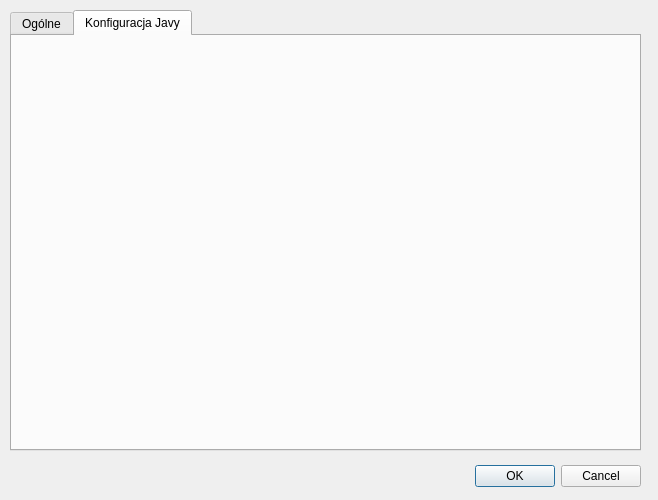
Above: MineCraftManager/configdialog.ui from adamros/MineCraftManager before the change. Below: the same form after it.
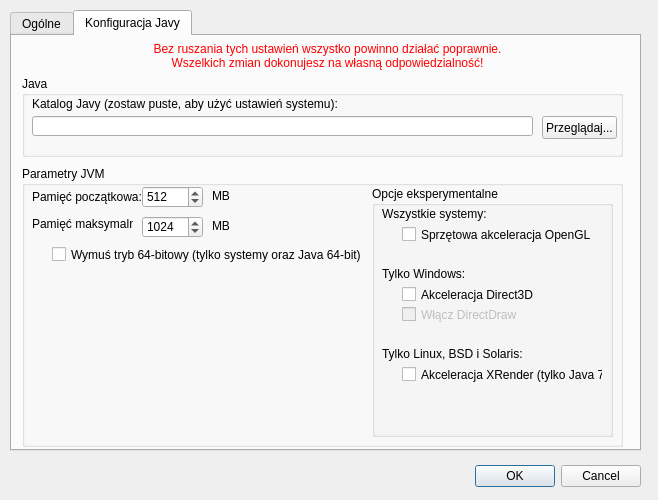
That is the form after the change. The open tabs and pages were chosen to show the change.

Diff of the .ui file:
```diff
--- a/MineCraftManager/configdialog.ui
+++ b/MineCraftManager/configdialog.ui
@@ -50,6 +50,291 @@
     <attribute name="title">
      <string>Konfiguracja Javy</string>
     </attribute>
+    <widget class="QGroupBox" name="groupBox">
+     <property name="geometry">
+      <rect>
+       <x>10</x>
+       <y>40</y>
+       <width>601</width>
+       <height>81</height>
+      </rect>
+     </property>
+     <property name="title">
+      <string>Java</string>
+     </property>
+     <widget class="QLabel" name="label">
+      <property name="geometry">
+       <rect>
+        <x>10</x>
+        <y>20</y>
+        <width>581</width>
+        <height>16</height>
+       </rect>
+      </property>
+      <property name="text">
+       <string>&lt;html&gt;&lt;head/&gt;&lt;body&gt;&lt;p&gt;Katalog Javy (zostaw puste, aby użyć ustawień systemu):&lt;/p&gt;&lt;/body&gt;&lt;/html&gt;</string>
+      </property>
+     </widget>
+     <widget class="QLineEdit" name="javaInstallDir">
+      <property name="geometry">
+       <rect>
+        <x>10</x>
+        <y>40</y>
+        <width>501</width>
+        <height>20</height>
+       </rect>
+      </property>
+     </widget>
+     <widget class="QPushButton" name="javaDirButton">
+      <property name="geometry">
+       <rect>
+        <x>520</x>
+        <y>40</y>
+        <width>75</width>
+        <height>23</height>
+       </rect>
+      </property>
+      <property name="text">
+       <string>Przeglądaj...</string>
+      </property>
+     </widget>
+    </widget>
+    <widget class="QLabel" name="label_2">
+     <property name="geometry">
+      <rect>
+       <x>10</x>
+       <y>0</y>
+       <width>611</width>
+       <height>41</height>
+      </rect>
+     </property>
+     <property name="text">
+      <string>&lt;html&gt;&lt;head/&gt;&lt;body&gt;&lt;p align=&quot;center&quot;&gt;&lt;span style=&quot; font-size:9pt; color:#ff0000;&quot;&gt;Bez ruszania tych ustawień wszystko powinno działać poprawnie.&lt;br/&gt;Wszelkich zmian dokonujesz na własną odpowiedzialność!&lt;/span&gt;&lt;/p&gt;&lt;/body&gt;&lt;/html&gt;</string>
+     </property>
+    </widget>
+    <widget class="QGroupBox" name="groupBox_2">
+     <property name="geometry">
+      <rect>
+       <x>10</x>
+       <y>130</y>
+       <width>601</width>
+       <height>281</height>
+      </rect>
+     </property>
+     <property name="title">
+      <string>Parametry JVM</string>
+     </property>
+     <widget class="QGroupBox" name="groupBox_3">
+      <property name="geometry">
+       <rect>
+        <x>350</x>
+        <y>20</y>
+        <width>241</width>
+        <height>251</height>
+       </rect>
+      </property>
+      <property name="title">
+       <string>Opcje eksperymentalne</string>
+      </property>
+      <widget class="QCheckBox" name="openglAcceleration">
+       <property name="geometry">
+        <rect>
+         <x>30</x>
+         <y>40</y>
+         <width>201</width>
+         <height>17</height>
+        </rect>
+       </property>
+       <property name="text">
+        <string>Sprzętowa akceleracja OpenGL</string>
+       </property>
+      </widget>
+      <widget class="QLabel" name="label_3">
+       <property name="geometry">
+        <rect>
+         <x>10</x>
+         <y>20</y>
+         <width>201</width>
+         <height>16</height>
+        </rect>
+       </property>
+       <property name="text">
+        <string>Wszystkie systemy:</string>
+       </property>
+      </widget>
+      <widget class="QLabel" name="label_4">
+       <property name="geometry">
+        <rect>
+         <x>10</x>
+         <y>80</y>
+         <width>201</width>
+         <height>16</height>
+        </rect>
+       </property>
+       <property name="text">
+        <string>Tylko Windows:</string>
+       </property>
+      </widget>
+      <widget class="QCheckBox" name="d3dAcceleration">
+       <property name="geometry">
+        <rect>
+         <x>30</x>
+         <y>100</y>
+         <width>201</width>
+         <height>17</height>
+        </rect>
+       </property>
+       <property name="text">
+        <string>Akceleracja Direct3D</string>
+       </property>
+      </widget>
+      <widget class="QCheckBox" name="ddrawEnabled">
+       <property name="enabled">
+        <bool>false</bool>
+       </property>
+       <property name="geometry">
+        <rect>
+         <x>30</x>
+         <y>120</y>
+         <width>201</width>
+         <height>17</height>
+        </rect>
+       </property>
+       <property name="text">
+        <string>Włącz DirectDraw</string>
+       </property>
+      </widget>
+      <widget class="QLabel" name="label_5">
+       <property name="geometry">
+        <rect>
+         <x>10</x>
+         <y>160</y>
+         <width>201</width>
+         <height>16</height>
+        </rect>
+       </property>
+       <property name="text">
+        <string>Tylko Linux, BSD i Solaris:</string>
+       </property>
+      </widget>
+      <widget class="QCheckBox" name="xrenderAcceleration">
+       <property name="geometry">
+        <rect>
+         <x>30</x>
+         <y>180</y>
+         <width>201</width>
+         <height>17</height>
+        </rect>
+       </property>
+       <property name="text">
+        <string>Akceleracja XRender (tylko Java 7)</string>
+       </property>
+      </widget>
+     </widget>
+     <widget class="QLabel" name="label_6">
+      <property name="geometry">
+       <rect>
+        <x>10</x>
+        <y>20</y>
+        <width>111</width>
+        <height>21</height>
+       </rect>
+      </property>
+      <property name="text">
+       <string>Pamięć początkowa:</string>
+      </property>
+     </widget>
+     <widget class="QSpinBox" name="minHeap">
+      <property name="geometry">
+       <rect>
+        <x>120</x>
+        <y>20</y>
+        <width>61</width>
+        <height>22</height>
+       </rect>
+      </property>
+      <property name="minimum">
+       <number>32</number>
+      </property>
+      <property name="maximum">
+       <number>9216</number>
+      </property>
+      <property name="value">
+       <number>512</number>
+      </property>
+     </widget>
+     <widget class="QLabel" name="label_7">
+      <property name="geometry">
+       <rect>
+        <x>190</x>
+        <y>20</y>
+        <width>46</width>
+        <height>20</height>
+       </rect>
+      </property>
+      <property name="text">
+       <string>MB</string>
+      </property>
+     </widget>
+     <widget class="QLabel" name="label_8">
+      <property name="geometry">
+       <rect>
+        <x>10</x>
+        <y>50</y>
+        <width>101</width>
+        <height>16</height>
+       </rect>
+      </property>
+      <property name="text">
+       <string>Pamięć maksymalna:</string>
+      </property>
+     </widget>
+     <widget class="QSpinBox" name="maxHeap">
+      <property name="geometry">
+       <rect>
+        <x>120</x>
+        <y>50</y>
+        <width>61</width>
+        <height>22</height>
+       </rect>
+      </property>
+      <property name="minimum">
+       <number>32</number>
+      </property>
+      <property name="maximum">
+       <number>9216</number>
+      </property>
+      <property name="value">
+       <number>1024</number>
+      </property>
+     </widget>
+     <widget class="QLabel" name="label_9">
+      <property name="geometry">
+       <rect>
+        <x>190</x>
+        <y>50</y>
+        <width>46</width>
+        <height>20</height>
+       </rect>
+      </property>
+      <property name="text">
+       <string>MB</string>
+      </property>
+     </widget>
+     <widget class="QCheckBox" name="force64bit">
+      <property name="geometry">
+       <rect>
+        <x>30</x>
+        <y>80</y>
+        <width>311</width>
+        <height>17</height>
+       </rect>
+      </property>
+      <property name="text">
+       <string>Wymuś tryb 64-bitowy (tylko systemy oraz Java 64-bit)</string>
+      </property>
+     </widget>
+    </widget>
    </widget>
   </widget>
  </widget>
```
